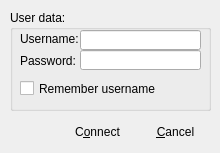
Old version of the form stduserauth.ui in the repository Securepoint/openvpn-client.
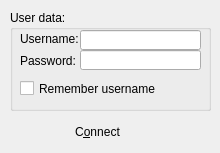
New version of the form. Icons and pictures are not drawn.

```diff
--- a/stduserauth.ui
+++ b/stduserauth.ui
@@ -13,6 +13,18 @@
     <height>153</height>
    </rect>
   </property>
+  <property name="minimumSize">
+   <size>
+    <width>220</width>
+    <height>153</height>
+   </size>
+  </property>
+  <property name="maximumSize">
+   <size>
+    <width>220</width>
+    <height>153</height>
+   </size>
+  </property>
   <property name="contextMenuPolicy">
    <enum>Qt::NoContextMenu</enum>
   </property>
@@ -52,7 +64,17 @@
     </rect>
    </property>
    <property name="text">
-    <string>&amp;Cancel</string>
+    <string/>
+   </property>
+   <property name="icon">
+    <iconset resource="systray.qrc">
+     <normaloff>:/images/exit.png</normaloff>:/images/exit.png</iconset>
+   </property>
+   <property name="iconSize">
+    <size>
+     <width>30</width>
+     <height>16</height>
+    </size>
    </property>
    <property name="flat">
     <bool>true</bool>
```
Left out of the diff: 4 changed lines with no effect on the pictures.
